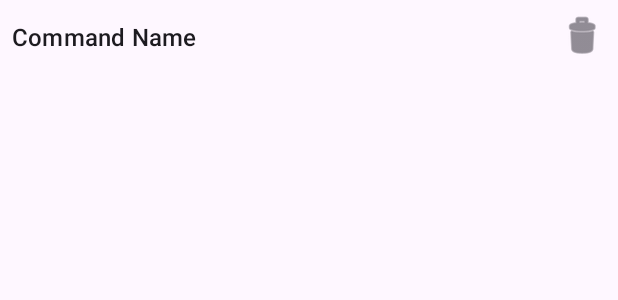
After one commit to Hovo00/AndroidTCPapplication, an Android app: the layout list_item_command.xml on its own in the app's theme, with its tools: preview values and no code run, on a phone screen of 412 x 824 dp. The commit adds this screen. Shown: the top 300 px of the screen. Run offline under Robolectric (Android 15) with nearby library versions, the phone set to English and light mode, and no system bars.

Commit message:
implement deleting of commands with recycle bin icon

```diff
--- a/app/src/main/java/com/example/myapplication/SharedViewModel.kt
+++ b/app/src/main/java/com/example/myapplication/SharedViewModel.kt
@@ -122,7 +122,7 @@ class SharedViewModel : ViewModel() {
         }
     }
 
-    private fun payloadIsForThisDevice(payload: String, senderId: String): Boolean {
+    private fun payloadIsForThisDevice(payload: String,                                                                                                   senderId: String): Boolean {
         val parts = payload.split(":")
         if (parts.size < 2) return false
         val targetId = parts[1]
--- /dev/null
+++ b/app/src/main/res/layout/list_item_command.xml
@@ -0,0 +1,32 @@
+<?xml version="1.0" encoding="utf-8"?>
+<androidx.constraintlayout.widget.ConstraintLayout xmlns:android="http://schemas.android.com/apk/res/android"
+    xmlns:app="http://schemas.android.com/apk/res-auto"
+    xmlns:tools="http://schemas.android.com/tools"
+    android:layout_width="match_parent"
+    android:layout_height="wrap_content"
+    android:padding="8dp">
+
+    <TextView
+        android:id="@+id/command_name_text_view"
+        android:layout_width="0dp"
+        android:layout_height="wrap_content"
+        android:layout_marginEnd="8dp"
+        android:textAppearance="?android:attr/textAppearanceListItemSmall"
+        app:layout_constraintBottom_toBottomOf="parent"
+        app:layout_constraintEnd_toStartOf="@+id/delete_command_image_view"
+        app:layout_constraintStart_toStartOf="parent"
+        app:layout_constraintTop_toTopOf="parent"
+        tools:text="Command Name" />
+
+    <ImageView
+        android:id="@+id/delete_command_image_view"
+        android:layout_width="wrap_content"
+        android:layout_height="wrap_content"
+        android:src="@android:drawable/ic_menu_delete"
+        app:tint="?android:attr/textColorSecondary"
+        android:contentDescription="@string/delete_command"
+        app:layout_constraintBottom_toBottomOf="parent"
+        app:layout_constraintEnd_toEndOf="parent"
+        app:layout_constraintTop_toTopOf="parent" />
+
+</androidx.constraintlayout.widget.ConstraintLayout>
--- /dev/null
+++ b/app/src/main/res/values/dimens.xml
@@ -0,0 +1,4 @@
+<?xml version="1.0" encoding="utf-8"?>
+<resources>
+    <dimen name="command_list_width">150dp</dimen>
+</resources>
--- a/app/src/main/res/values/strings.xml
+++ b/app/src/main/res/values/strings.xml
@@ -1,3 +1,4 @@
 <resources>
     <string name="app_name">My Application</string>
+    <string name="delete_command">Delete command</string>
 </resources>
```
Also changed, not shown: app/src/main/java/com/example/myapplication/CommandAdapter.kt (added, +37 -0 lines), app/src/main/java/com/example/myapplication/CommandsFragment.kt (+95 -30 lines).
